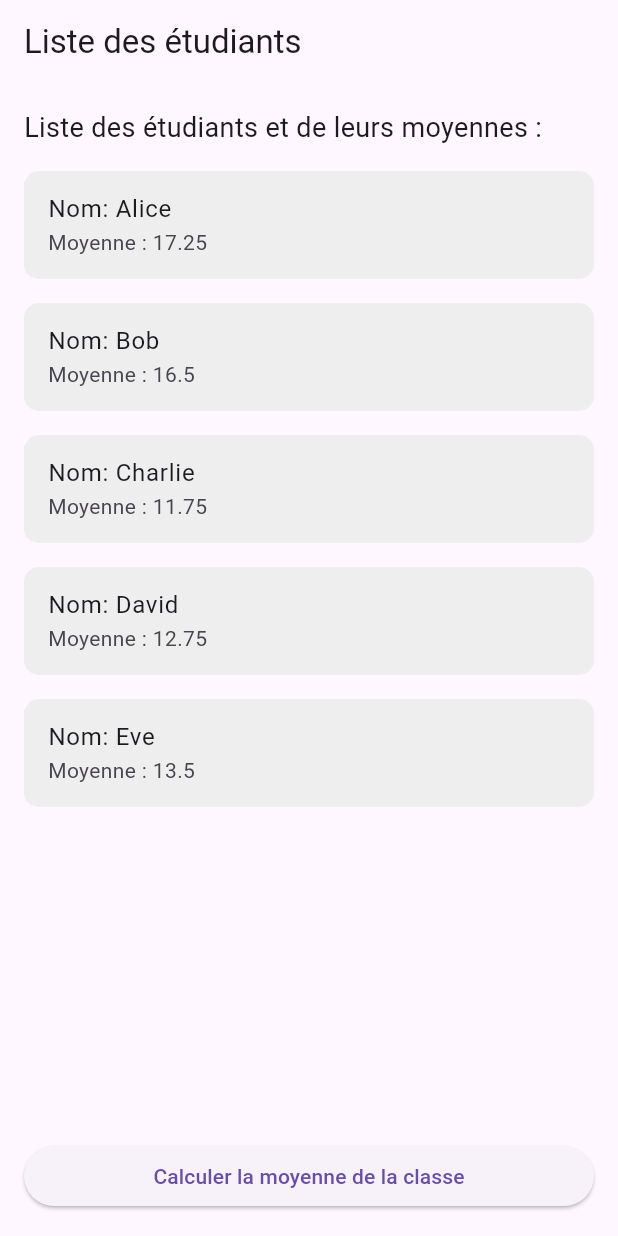
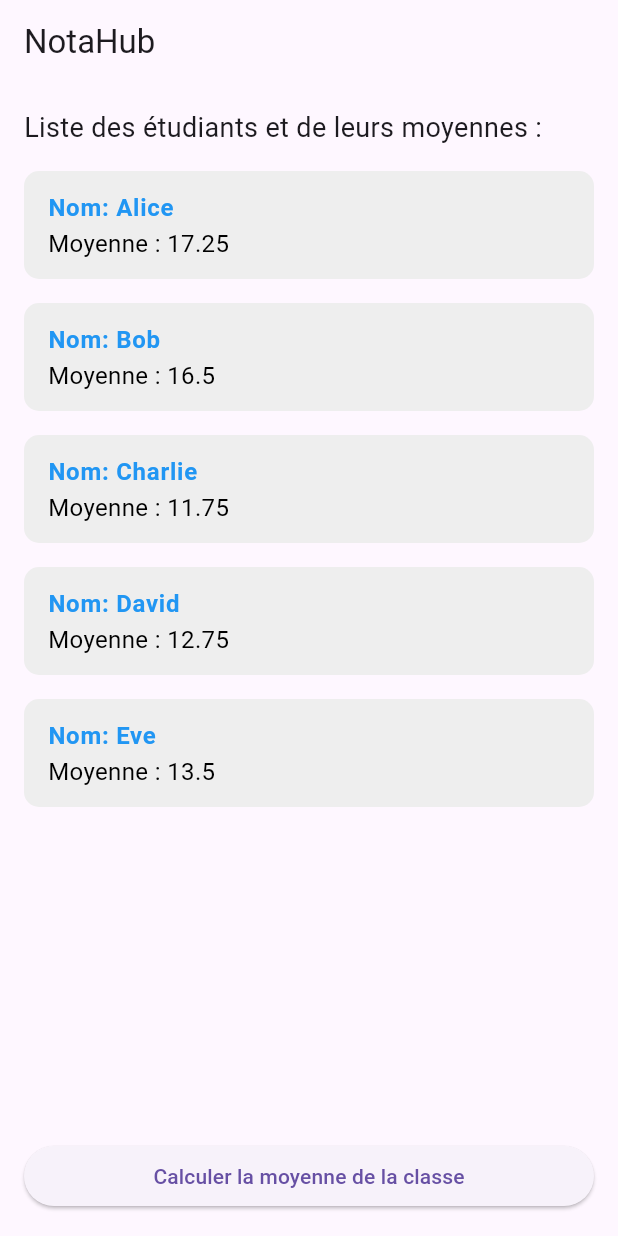
Before and after one commit to Paridel/notahub, a Flutter app: the screen it shows after launch, on a phone screen of 412 x 824 dp. Run offline on Flutter 3.47's test engine with Material 3 defaults, Android fonts, the phone set to English and light mode, and no system bars.

Commit message:
Update main

```diff
--- a/lib/main.dart
+++ b/lib/main.dart
@@ -16,6 +16,7 @@ class MonApplication extends StatelessWidget {
   Widget build(BuildContext context) {
     return MaterialApp(
       home: PageAccueil(),
+      debugShowCheckedModeBanner: false,
       routes: {
         '/details': (context) => DetailPage(),
       },
@@ -36,7 +37,7 @@ class PageAccueil extends StatelessWidget {
   Widget build(BuildContext context) {
     return Scaffold(
       appBar: AppBar(
-        title: Text('Liste des étudiants'),
+        title: Text('NotaHub'),
       ),
       body: Padding(
         padding: EdgeInsets.all(16.0),
@@ -61,8 +62,12 @@ class PageAccueil extends StatelessWidget {
                       borderRadius: BorderRadius.circular(10.0),
                     ),
                     child: ListTile(
-                      title: Text('Nom: ${etudiant.nom}'),
-                      subtitle: Text('Moyenne : ${etudiant.moyenne}'),
+                      title: Text('Nom: ${etudiant.nom}',
+                          style: TextStyle(fontSize: 16, fontWeight: FontWeight.bold, color: Colors.blue)
+                      ),
+                      subtitle: Text('Moyenne : ${etudiant.moyenne}',
+                          style: TextStyle(fontSize: 16, color: Colors.black)
+                      ),
                       onTap: () {
                         Navigator.pushNamed(
                           context,
```
